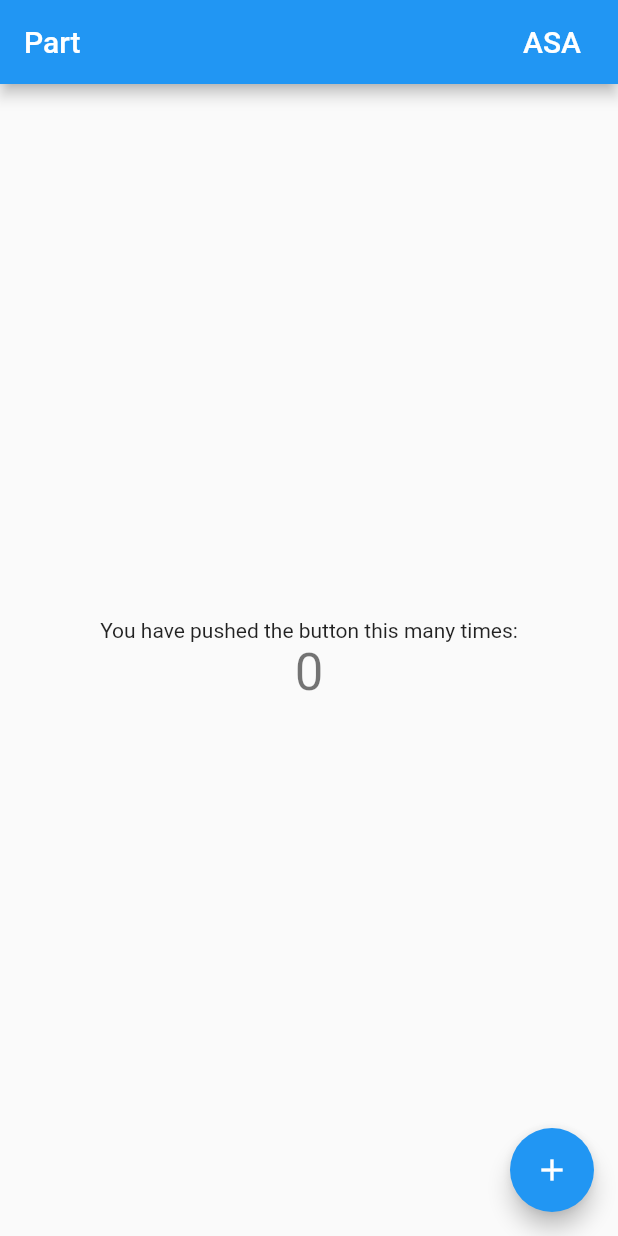
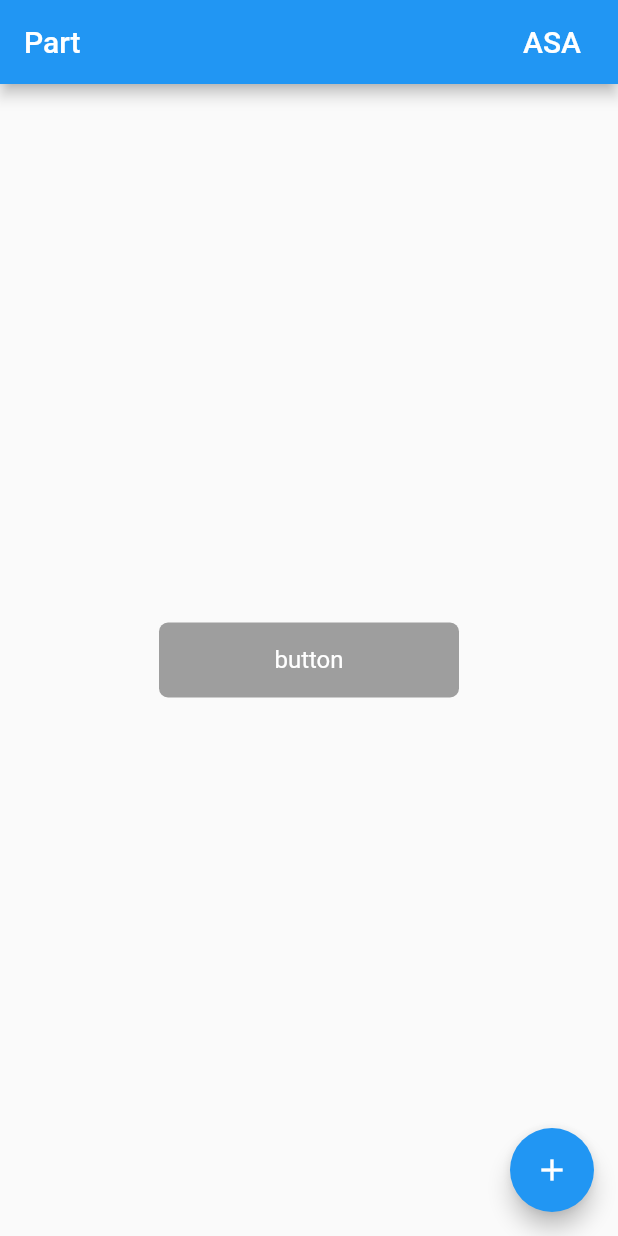
Before and after one commit to Daemon1993/Part, a Flutter app: the screen it shows after launch, on a phone screen of 412 x 824 dp. Run offline on Flutter 3.47's test engine with Material 2 defaults, Android fonts, the phone set to English and light mode, and no system bars; missing offline and left inert: flustars.

Commit message:
add MyButton

```diff
--- /dev/null
+++ b/lib/base_widget/MyButton.dart
@@ -0,0 +1,49 @@
+
+
+import 'package:flutter/material.dart';
+
+class MyButton extends StatelessWidget{
+  String name;
+
+  Color bg_color;
+
+  double borderRadius;
+
+  VoidCallback action;
+  double width;
+  double height;
+
+
+  MyButton({Key key,
+    this.name = '',
+    this.bg_color = Colors.grey,
+    this.borderRadius=6,
+    this.action,
+    this.width=100,
+    this.height=50,
+  }):super(key:key);
+
+  @override
+  Widget build(BuildContext context) {
+    // TODO: implement build
+    return Material(
+      child: InkWell(
+        splashColor: Colors.green[200],
+         child:Container(
+           width: width,
+           height: height,
+           child: Center(
+               child: Text('button',style: TextStyle(color: Colors.white,fontSize: 16))
+           ),
+         ),
+        onTap:
+          this.action
+        ,
+      ),
+      color:Colors.grey,
+      borderRadius: BorderRadius.circular(this.borderRadius),
+    );
+  }
+
+
+}
--- a/lib/main.dart
+++ b/lib/main.dart
@@ -1,4 +1,5 @@
 import 'package:dpart/base_widget/MyAppBar.dart';
+import 'package:dpart/base_widget/MyButton.dart';
 import 'package:dpart/utils/Constant.dart';
 import 'package:dpart/utils/Log.dart';
 import 'package:flutter/material.dart';
@@ -94,29 +95,10 @@ class _MyHomePageState extends State<MyHomePage> {
         // Center is a layout widget. It takes a single child and positions it
         // in the middle of the parent.
         child: Column(
-          // Column is also a layout widget. It takes a list of children and
-          // arranges them vertically. By default, it sizes itself to fit its
-          // children horizontally, and tries to be as tall as its parent.
-          //
-          // Invoke "debug painting" (press "p" in the console, choose the
-          // "Toggle Debug Paint" action from the Flutter Inspector in Android
-          // Studio, or the "Toggle Debug Paint" command in Visual Studio Code)
-          // to see the wireframe for each widget.
-          //
-          // Column has various properties to control how it sizes itself and
-          // how it positions its children. Here we use mainAxisAlignment to
-          // center the children vertically; the main axis here is the vertical
-          // axis because Columns are vertical (the cross axis would be
-          // horizontal).
+
           mainAxisAlignment: MainAxisAlignment.center,
           children: <Widget>[
-            Text(
-              'You have pushed the button this many times:',
-            ),
-            Text(
-              '$_counter',
-              style: Theme.of(context).textTheme.headline4,
-            ),
+            MyButton(action: (){},width: 200,),
           ],
         ),
       ),
```
